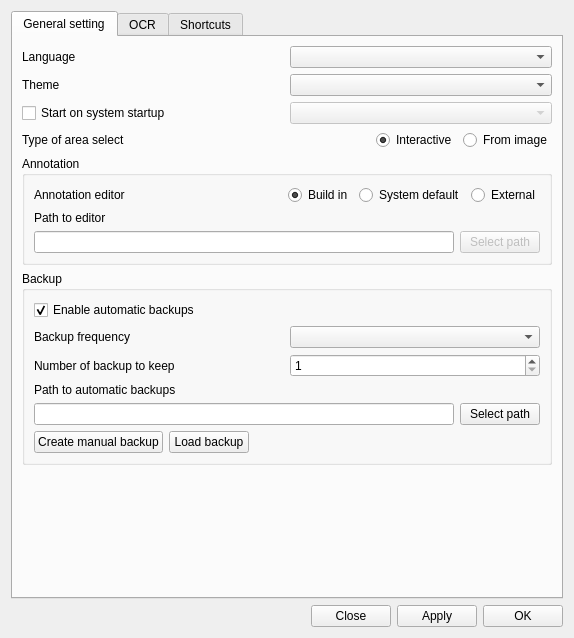
Old version of the form InterfaceLayout/SettingsWindow.ui in the repository epcak/yasuwo.
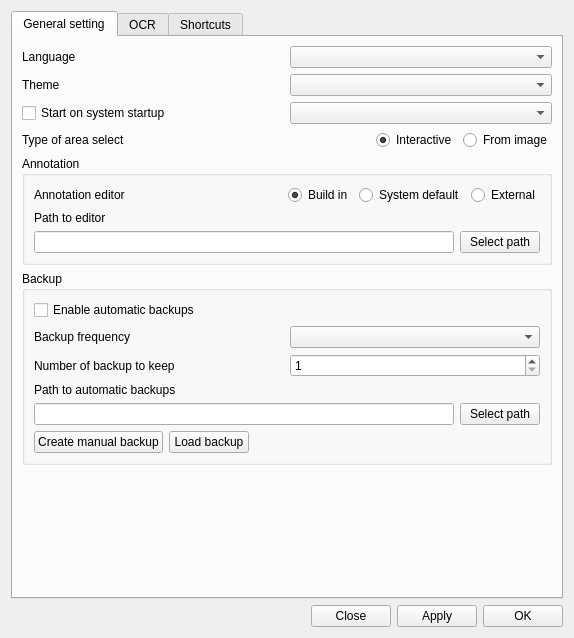
New version of the form.

```diff
--- a/InterfaceLayout/SettingsWindow.ui
+++ b/InterfaceLayout/SettingsWindow.ui
@@ -65,11 +65,7 @@
           </widget>
          </item>
          <item>
-          <widget class="QComboBox" name="Settings_StartupCombobox">
-           <property name="enabled">
-            <bool>false</bool>
-           </property>
-          </widget>
+          <widget class="QComboBox" name="Settings_StartupCombobox"/>
          </item>
         </layout>
        </item>
@@ -183,7 +179,7 @@
             <item>
              <widget class="QPushButton" name="Settings_PathEditorButton">
               <property name="enabled">
-               <bool>false</bool>
+               <bool>true</bool>
               </property>
               <property name="text">
                <string>Select path</string>
@@ -203,11 +199,14 @@
          <layout class="QVBoxLayout" name="verticalLayout_4">
           <item>
            <widget class="QCheckBox" name="Settings_AutomaticBackupsCheckbox">
+            <property name="enabled">
+             <bool>true</bool>
+            </property>
             <property name="text">
              <string>Enable automatic backups</string>
             </property>
             <property name="checked">
-             <bool>true</bool>
+             <bool>false</bool>
             </property>
            </widget>
           </item>
```
Left out of the diff: 4 changed lines with no effect on the pictures.
